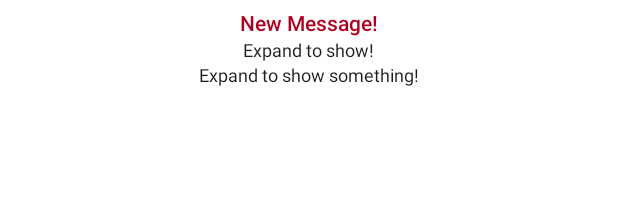
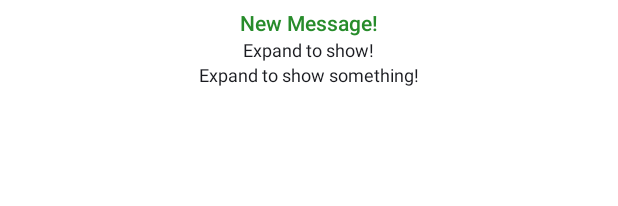
Before and after one commit to Saad18/Sensor_App, an Android app: the layout notification_collasped.xml on its own in the app's theme, with its tools: preview values and no code run, on a phone screen of 412 x 824 dp. Shown: the top 206 px of the screen. Run offline under Robolectric (Android 15) with nearby library versions, the phone set to English and light mode, and no system bars.

Commit message:
Initial Commit

```diff
--- a/app/src/main/java/com/example/sensorapp/MainActivity.java
+++ b/app/src/main/java/com/example/sensorapp/MainActivity.java
@@ -21,22 +21,28 @@ import static com.example.sensorapp.App.CHANNEL_ID;
 
 
 public class MainActivity extends AppCompatActivity implements SensorEventListener, View.OnClickListener {
-
+//  Light sensor
     private TextView LightSensorXvalue;
 
+//  Proximity sensor
     private TextView PorximitySensorXvalue;
     private TextView PorximitySensorYvalue;
     private TextView PorximitySensorZvalue;
 
+//    Accelerometer sensor
     private TextView AccelerometerXvalue;
     private TextView AccelerometerYvalue;
     private TextView AccelerometerZvalue;
 
+//  Gyroscope sensor
     private TextView gyroscopeXvalue;
     private TextView gyroscopeYvalue;
     private TextView gyroscopeZvalue;
 
+
     private SensorManager sensorManager;
+
+//    Declaring sensor variable
     private Sensor sensor1, sensor2, sensor3, sensor4;
 
     private NotificationManagerCompat notificationManager;
@@ -52,7 +58,6 @@ public class MainActivity extends AppCompatActivity implements SensorEventListen
 
         notificationManager = NotificationManagerCompat.from(this);
 
-        showNotification(x, y, z, k);
 
         LightSensorXvalue = findViewById(R.id.lightSensorXId);
 
@@ -87,7 +92,8 @@ public class MainActivity extends AppCompatActivity implements SensorEventListen
         AccelerometerSensorBtn.setOnClickListener(this);
         GyroscopeSensorBtn.setOnClickListener(this);
 
-//        showNotification(x, y, z, k);
+//        Called notification function
+        showNotification(x, y, z, k);
 
     }
 
@@ -98,7 +104,6 @@ public class MainActivity extends AppCompatActivity implements SensorEventListen
         if (event.sensor.getType() == Sensor.TYPE_LIGHT) {
             LightSensorXvalue.setText(String.valueOf(event.values[0]));
             x= event.values[0];
-//            showNotification();
 
 
         }
@@ -109,7 +114,6 @@ public class MainActivity extends AppCompatActivity implements SensorEventListen
 
             y= event.values[0];
 
-//            showNotification();
         }
 
         if (event.sensor.getType() == Sensor.TYPE_ACCELEROMETER) {
@@ -118,8 +122,6 @@ public class MainActivity extends AppCompatActivity implements SensorEventListen
             AccelerometerZvalue.setText(String.valueOf(event.values[2]));
 
             z= event.values[0];
-
-//            showNotification();
 
         }
 
@@ -130,8 +132,6 @@ public class MainActivity extends AppCompatActivity implements SensorEventListen
 
             k = event.values[0];
         }
-
-//        showNotification(x, y, z, k);
 
     }
 
@@ -155,7 +155,7 @@ public class MainActivity extends AppCompatActivity implements SensorEventListen
         sensorManager.unregisterListener(this);
     }
 
-
+//Declaring notification function
     public void showNotification( double a , double b, double c, double d) {
 
           RemoteViews collapsedView = new RemoteViews(getPackageName(),
--- a/app/src/main/res/layout/notification_collasped.xml
+++ b/app/src/main/res/layout/notification_collasped.xml
@@ -10,7 +10,7 @@
         android:layout_width="wrap_content"
         android:layout_height="wrap_content"
         android:text="New Message!"
-        android:textColor="@color/design_default_color_error" />
+        android:textColor="#278C2B" />
     <TextView
         android:id="@+id/text_view_collapsed_2"
         style="@style/TextAppearance.Compat.Notification.Info"
```
